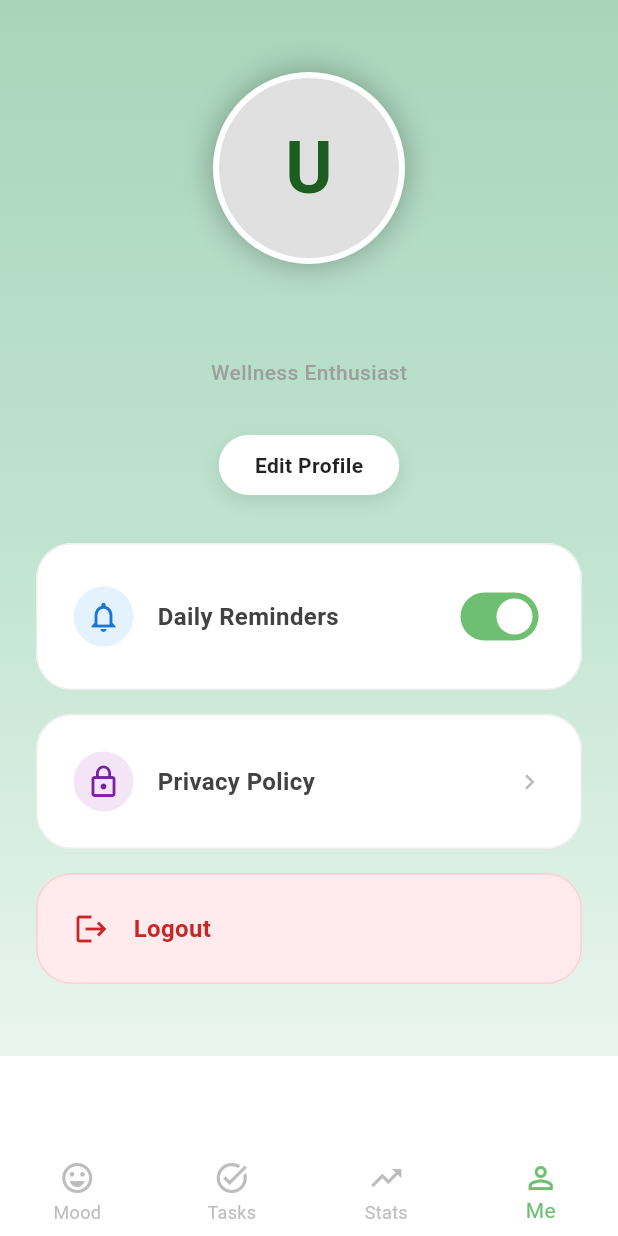
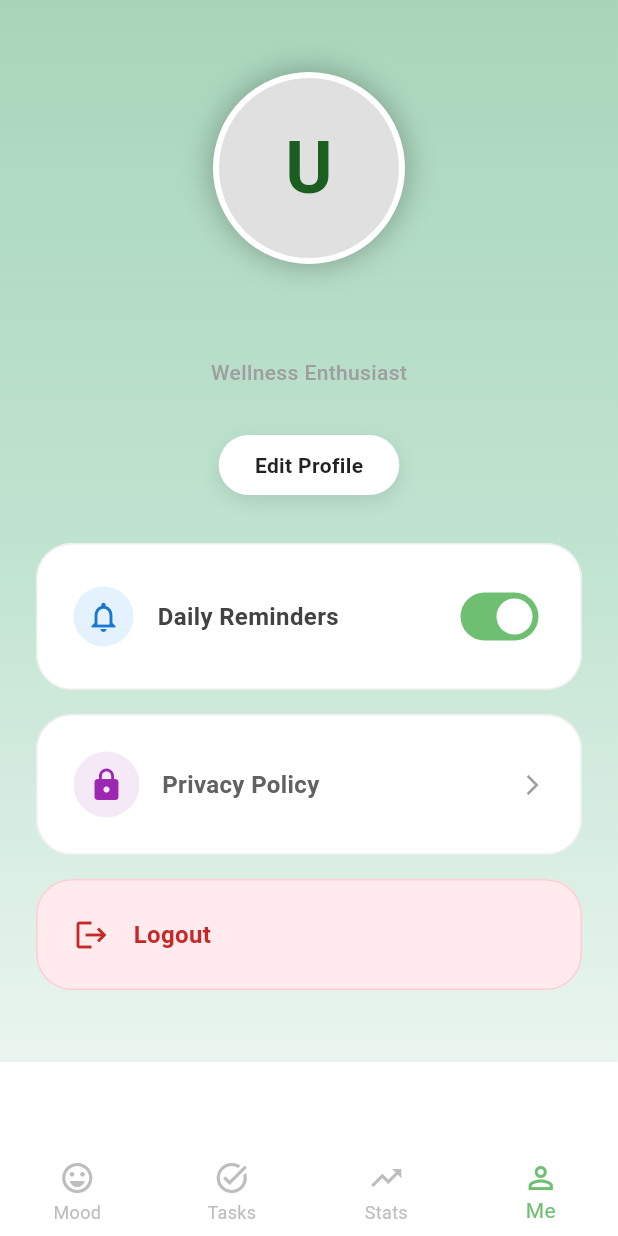
Before and after one commit to Mook028/moveit-app, a Flutter app: the ProfileScreen screen opened by its route, on a phone screen of 412 x 824 dp. Run offline on Flutter 3.47's test engine with Material 3 defaults, Android fonts, the phone set to English and light mode, and no system bars; our stand-ins replace cloud_firestore, firebase_auth, firebase_core, firebase_storage, go_router, image_picker and 1 more; accounts and stored records are empty.

Commit message:
feat: Add Privacy Policy page and integrate navigation from Profile Screen

```diff
--- a/lib/features/profile/profile_screen.dart
+++ b/lib/features/profile/profile_screen.dart
@@ -10,6 +10,7 @@ import '../auth/auth_provider.dart';
 import 'edit_profile_screen.dart';
 import 'dart:io';
 import 'package:flutter/foundation.dart';
+import 'package:moveit/features/profile/privacy_policy_page.dart';
 
 class ProfileScreen extends StatelessWidget {
   const ProfileScreen({super.key});
@@ -121,11 +122,13 @@ class ProfileScreen extends StatelessWidget {
                       // Edit Profile button
                       Container(
                         decoration: BoxDecoration(
-                          color: Colors.white, //  เปลี่ยนเป็นพื้นขาว
+                          color: Colors.white,
                           borderRadius: BorderRadius.circular(24),
                           boxShadow: [
                             BoxShadow(
-                              color: Colors.black.withValues(alpha: 0.1), //  เงาเบา ๆ
+                              color: Colors.black.withValues(
+                                alpha: 0.1,
+                              ), //  เงาเบา ๆ
                               blurRadius: 10,
                               offset: const Offset(0, 4),
                             ),
@@ -150,7 +153,7 @@ class ProfileScreen extends StatelessWidget {
                               child: Text(
                                 'Edit Profile',
                                 style: TextStyle(
-                                  color: Colors.black87, // 👈 ตัวหนังสือดำ
+                                  color: Colors.black87,
                                   fontWeight: FontWeight.bold,
                                   fontSize: 14,
                                 ),
@@ -204,37 +207,38 @@ class ProfileScreen extends StatelessWidget {
                       const SizedBox(height: AppTheme.spacingSm),
 
                       RoundedCard(
+                        onTap: () {
+                          Navigator.push(
+                            context,
+                            MaterialPageRoute(
+                              builder: (context) => const PrivacyPolicyPage(),
+                            ),
+                          );
+                        },
                         child: Row(
                           children: [
                             Container(
-                              padding: const EdgeInsets.all(8),
+                              padding: EdgeInsets.all(10),
                               decoration: BoxDecoration(
-                                color: const Color(0xFFF3E5F5),
-                                borderRadius: BorderRadius.circular(
-                                  AppTheme.radiusLg,
-                                ),
+                                color: Colors.purple.withOpacity(0.1),
+                                shape: BoxShape.circle,
                               ),
-                              child: const Icon(
-                                Icons.lock_outline,
-                                color: Color(0xFF7B1FA2),
-                                size: 24,
-                              ),
+                              child: Icon(Icons.lock, color: Colors.purple),
                             ),
-                            const SizedBox(width: AppTheme.spacingSm),
-                            const Expanded(
+                            SizedBox(width: 15),
+                            Expanded(
                               child: Text(
-                                'Privacy Policy',
+                                "Privacy Policy",
                                 style: TextStyle(
                                   fontSize: 16,
-                                  fontWeight: FontWeight.bold,
-                                  color: Color(0xFF424242),
+                                  fontWeight: FontWeight.w600,
                                 ),
                               ),
                             ),
                             Icon(
-                              Icons.chevron_right,
-                              color: Colors.grey[400],
-                              size: 20,
+                              Icons.arrow_forward_ios,
+                              size: 16,
+                              color: Colors.grey,
                             ),
                           ],
                         ),
```
Also changed, not shown: lib/features/profile/privacy_policy_page.dart (added, +96 -0 lines).
